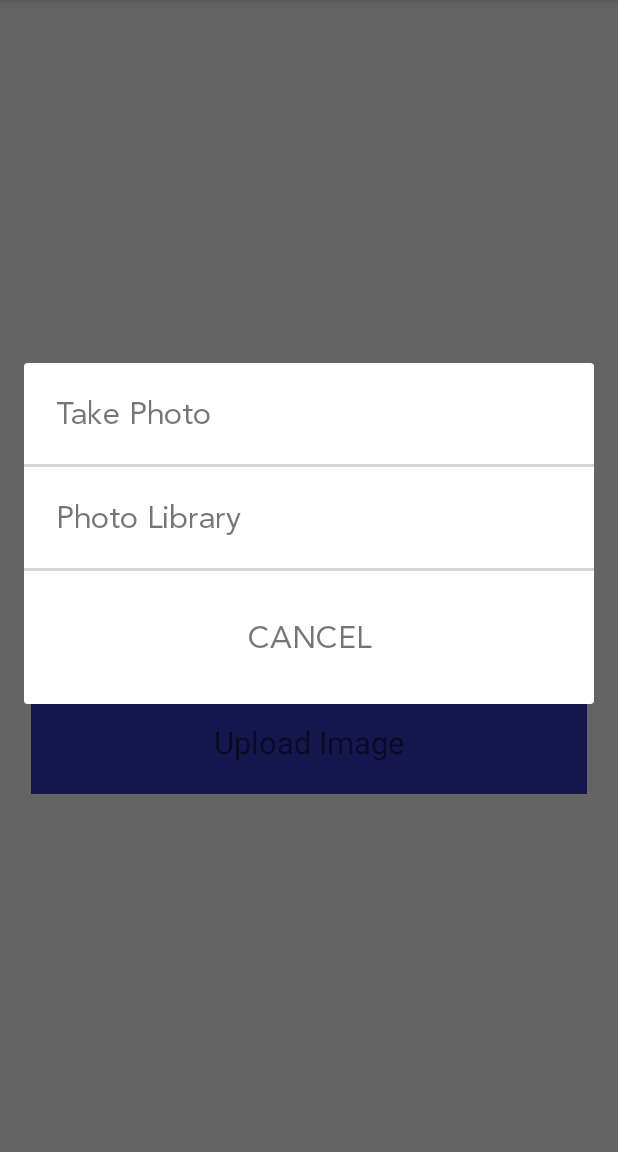
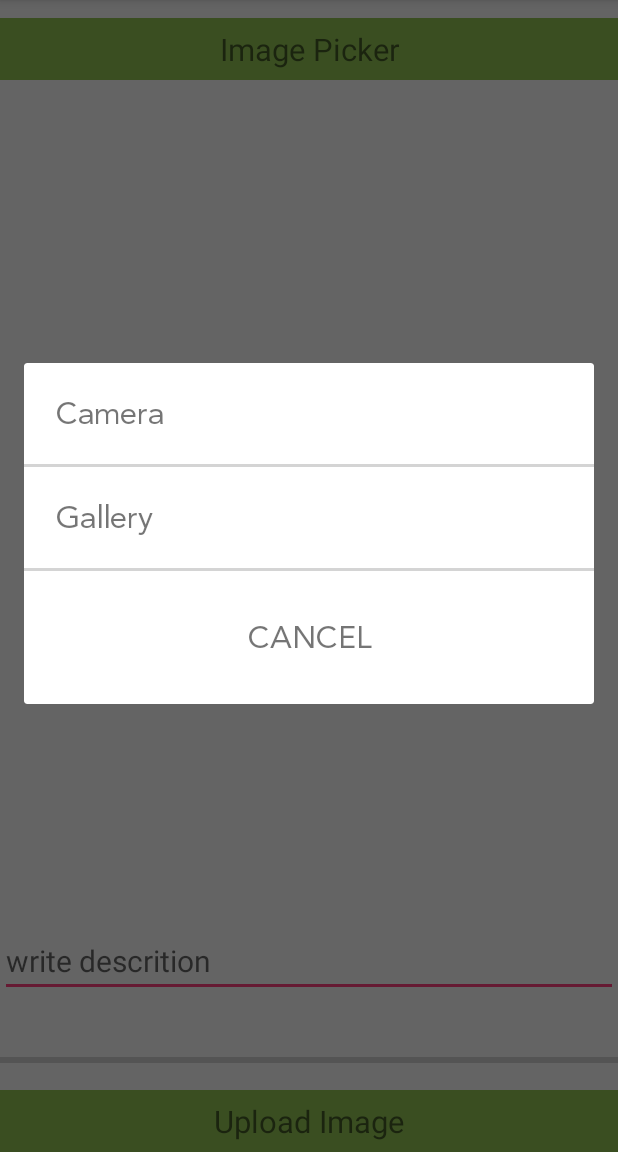
Before and after one commit to ShrenaBajiko/Chitraka, an Android app: the fragment upload_fragment shown on its own in the app's theme, after a tap on "Image Picker", on a phone screen of 412 x 824 dp, the part 84-1236 px from its top. Run offline under Robolectric (Android 15) with nearby library versions, the phone set to English and light mode, and no system bars; our stand-ins replace Firebase (no records; nobody signed in at launch, a user with empty details on screens opened directly), sdp/ssp sizes.

Commit message:
upload added

```diff
--- a/app/src/main/java/com/example/dell/chitraka/Gallery_Fragment.java
+++ /dev/null
@@ -1,6 +0,0 @@
-package com.example.dell.chitraka;
-
-import android.support.v4.app.Fragment;
-
-public class Gallery_Fragment extends Fragment {
-}
--- a/app/src/main/java/com/example/dell/chitraka/upload_fragment.java
+++ b/app/src/main/java/com/example/dell/chitraka/upload_fragment.java
@@ -1,36 +1,87 @@
 package com.example.dell.chitraka;
 
+import android.content.ContentResolver;
+import android.content.Intent;
 import android.content.pm.PackageManager;
+import android.net.Uri;
 import android.os.Bundle;
+import android.os.Handler;
+import android.provider.MediaStore;
 import android.support.annotation.NonNull;
 import android.support.annotation.Nullable;
-import android.support.design.widget.TabLayout;
 import android.support.v4.app.ActivityCompat;
 import android.support.v4.app.Fragment;
-import android.support.v4.app.FragmentPagerAdapter;
 import android.support.v4.content.ContextCompat;
-import android.support.v4.view.ViewPager;
 import android.support.v7.app.AlertDialog;
-import android.support.v7.app.AppCompatActivity;
-import android.util.Log;
 import android.view.LayoutInflater;
 import android.view.View;
 import android.view.ViewGroup;
+import android.webkit.MimeTypeMap;
+import android.widget.Button;
+import android.widget.EditText;
+import android.widget.ImageView;
 import android.widget.LinearLayout;
+import android.widget.ProgressBar;
 import android.widget.TextView;
 import android.widget.Toast;
 
+import com.google.android.gms.tasks.OnFailureListener;
+import com.google.android.gms.tasks.OnSuccessListener;
+import com.google.firebase.database.DatabaseReference;
+import com.google.firebase.database.FirebaseDatabase;
+import com.google.firebase.storage.FirebaseStorage;
+import com.google.firebase.storage.OnProgressListener;
+import com.google.firebase.storage.StorageReference;
+import com.google.firebase.storage.StorageTask;
+import com.google.firebase.storage.UploadTask;
+
 import static android.Manifest.permission.CAMERA;
 import static android.Manifest.permission.WRITE_EXTERNAL_STORAGE;
+import static android.app.Activity.RESULT_OK;
+import static android.widget.Toast.LENGTH_SHORT;
 
 
 public class upload_fragment extends Fragment {
     private static final int RequestPermissionCode = 1189;
+    private static final int PICK_IMAGE_REQUEST = 1;
+    private static final int CAN_REQUEST = 1313;
     TextView imagePicker;
+    ImageView imageView;
+    private Uri ImageUri;
+    private TextView buttonUpload;
+    private ProgressBar progressBar;
+    private EditText description;
+
+
+    private StorageReference mStorageRef;
+    private DatabaseReference mDatabaseRef;
+    private StorageTask mUploadTask;
+
 
     public View onCreateView(@NonNull LayoutInflater inflater, @Nullable ViewGroup container, @Nullable Bundle savedInstanceState) {
+
+
         View view = inflater.inflate(R.layout.uploadfragment, null, false);
         imagePicker = view.findViewById(R.id.image_picker);
+        imageView = view.findViewById(R.id.image_view);
+        progressBar = view.findViewById(R.id.progress_bar);
+        buttonUpload  = view.findViewById(R.id.upload_image);
+
+        mStorageRef = FirebaseStorage.getInstance().getReference("uploads");
+        mDatabaseRef = FirebaseDatabase.getInstance().getReference("uploads");
+
+        buttonUpload.setOnClickListener(new View.OnClickListener() {
+            @Override
+            public void onClick(View view) {
+                uploadFile();
+
+            }
+
+
+        });
+
+
+
         imagePicker.setOnClickListener(new View.OnClickListener() {
             @Override
             public void onClick(View view) {
@@ -47,6 +98,18 @@ public class upload_fragment extends Fragment {
 
     }
 
+    @Override
+    public void onActivityResult(int requestCode, int resultCode, Intent data) {
+        if (requestCode == PICK_IMAGE_REQUEST && resultCode == RESULT_OK && data != null && data.getData() != null)
+            ;
+        ImageUri = data.getData();
+        imageView.setImageURI(ImageUri);
+    }
+
+
+
+
+
     private void showPhotoAlertDialog() {
         AlertDialog.Builder dialogBuilder = new AlertDialog.Builder(getContext());
 // ...Irrelevant code for customizing the buttons and title
@@ -58,6 +121,23 @@ public class upload_fragment extends Fragment {
         TextView cancel = dialogView.findViewById(R.id.cancel);
         final AlertDialog alertDialog = dialogBuilder.create();
         alertDialog.show();
+
+
+        photoLibrary.setOnClickListener(new View.OnClickListener() {
+            @Override
+            public void onClick(View view) {
+                openFileChooser();
+            }
+
+            private void openFileChooser() {
+                Intent intent = new Intent();
+                intent.setType("image/*");
+                intent.setAction(Intent.ACTION_GET_CONTENT);
+                startActivityForResult(intent, PICK_IMAGE_REQUEST);
+            }
+
+        });
+
         cancel.setOnClickListener(new View.OnClickListener() {
             @Override
             public void onClick(View view) {
@@ -72,7 +152,10 @@ public class upload_fragment extends Fragment {
 
             }
         });
+
     }
+
+
 
     private void requestPermission() {
         ActivityCompat.requestPermissions(getActivity(), new
@@ -112,8 +195,66 @@ public class upload_fragment extends Fragment {
     private void openCamera() {
         //Use Intent to open camera.
 
+        Intent intent = new Intent(MediaStore.ACTION_IMAGE_CAPTURE);
+        startActivityForResult(intent,CAN_REQUEST);
         Toast.makeText(getContext(), "Open Camera", Toast.LENGTH_LONG).show();
     }
 
 
+    private String getFileExtension(Uri uri){
+       ContentResolver cR = getActivity().getContentResolver();
+        MimeTypeMap mime = MimeTypeMap.getSingleton();
+        return mime.getExtensionFromMimeType(cR.getType(uri));
+      }
+
+    private void uploadFile() {
+        if (ImageUri != null) {
+            StorageReference fileReference = mStorageRef.child(System.currentTimeMillis() + "." + getFileExtension(ImageUri));
+       fileReference.putFile(ImageUri)
+               .addOnSuccessListener(new OnSuccessListener<UploadTask.TaskSnapshot>() {
+                   @Override
+                   public void onSuccess(UploadTask.TaskSnapshot taskSnapshot) {
+                       Handler handler = new Handler();
+                       handler.postDelayed(new Runnable() {
+                           @Override
+                           public void run() {
+                               progressBar.setProgress(0);
+                           }
+                       },500);
+
+                       Toast.makeText(getActivity(),"upload sucessfull",Toast.LENGTH_SHORT).show();
+                       Upload upload = new Upload( taskSnapshot.getMetadata().getReference().getDownloadUrl().toString(),"test");
+                       String uploadId = mDatabaseRef.push().getKey();
+                       mDatabaseRef.child(uploadId).setValue(upload);
+
+
+                   }
+               })
+
+               .addOnFailureListener(new OnFailureListener() {
+                   @Override
+                   public void onFailure(@NonNull Exception e) {
+                       Toast.makeText(getActivity(),e.getMessage(),Toast.LENGTH_SHORT).show();
+
+                   }
+               })
+
+               .addOnProgressListener(new OnProgressListener<UploadTask.TaskSnapshot>() {
+                   @Override
+                   public void onProgress(UploadTask.TaskSnapshot taskSnapshot) {
+                       double progress = (100.0*taskSnapshot.getBytesTransferred()/taskSnapshot.getTotalByteCount());
+                       progressBar.setProgress((int)progress);
+
+
+                   }
+               });
+
+        }
+        else {
+            Toast.makeText(getActivity(), "no file selected", Toast.LENGTH_SHORT).show();
+        }
+
+    }
+
+
 }
--- a/app/src/main/res/layout/take_picture_dialog.xml
+++ b/app/src/main/res/layout/take_picture_dialog.xml
@@ -19,8 +19,7 @@
             android:layout_weight="1"
             android:fontFamily="@font/avenirltstd_roman"
             android:padding="@dimen/_8sdp"
-            android:text="@string/take_photo"
-
+            android:text="Camera"
             android:textSize="@dimen/_16sdp" />
 
 
@@ -45,7 +44,7 @@
             android:layout_weight="1"
             android:fontFamily="@font/avenirltstd_roman"
             android:padding="@dimen/_8sdp"
-            android:text="@string/photo_library"
+            android:text="Gallery"
 
             android:textSize="@dimen/_16sdp" />
 
--- a/app/src/main/res/layout/uploadfragment.xml
+++ b/app/src/main/res/layout/uploadfragment.xml
@@ -8,23 +8,50 @@
         android:id="@+id/image_picker"
         android:layout_width="match_parent"
         android:layout_height="wrap_content"
-        android:padding="@dimen/_16sdp"
-        android:background="@color/blue"
-        android:layout_centerInParent="true"
+
+        android:layout_alignParentTop="true"
+        android:layout_marginTop="12dp"
+        android:background="@color/lightgreen"
+        android:padding="@dimen/_5sdp"
         android:text="Image Picker"
-        android:layout_margin="@dimen/_16sdp"
         android:textAlignment="center"
         android:textSize="@dimen/_16sdp" />
+
     <TextView
         android:id="@+id/upload_image"
         android:layout_width="match_parent"
         android:layout_height="wrap_content"
-        android:padding="@dimen/_16sdp"
-        android:background="@color/blue"
-        android:layout_below="@id/image_picker"
+        android:layout_alignParentBottom="true"
+        android:background="@color/lightgreen"
+        android:padding="@dimen/_5sdp"
         android:text="Upload Image"
-        android:layout_margin="@dimen/_16sdp"
         android:textAlignment="center"
         android:textSize="@dimen/_16sdp" />
 
+    <ImageView
+        android:id="@+id/image_view"
+        android:layout_width="match_parent"
+        android:layout_height="match_parent"
+        android:layout_above="@+id/description"
+
+        android:layout_marginBottom="60dp"
+        android:layout_marginTop="70dp" />
+
+    <ProgressBar
+        android:id="@+id/progress_bar"
+        style="@style/Widget.AppCompat.ProgressBar.Horizontal"
+        android:layout_width="match_parent"
+        android:layout_height="wrap_content"
+        android:layout_alignParentBottom="true"
+        android:layout_marginBottom="53dp" />
+
+    <EditText
+        android:id="@+id/description"
+        android:layout_width="match_parent"
+        android:layout_height="wrap_content"
+        android:layout_alignParentBottom="true"
+        android:layout_marginBottom="103dp"
+        android:hint="write descrition"
+        android:textSize="20dp" />
+
 </RelativeLayout>
```
Also changed, not shown: app/build.gradle (+4 -4 lines), app/src/main/java/com/example/dell/chitraka/Photo_Fragment.java (deleted, +0 -33 lines), app/src/main/java/com/example/dell/chitraka/SectionPagerAdapter.java (deleted, +0 -32 lines), app/src/main/java/com/example/dell/chitraka/Upload.java (added, +36 -0 lines), app/src/main/java/com/example/dell/chitraka/permissions.java (deleted, +0 -27 lines), app/src/main/java/com/example/dell/chitraka/upload_click.java (deleted, +0 -82 lines), app/src/main/res/layout/layout_upload_buttom_tabs.xml (deleted, +0 -24 lines), app/src/main/res/layout/view_pager.xml (deleted, +0 -15 lines).
